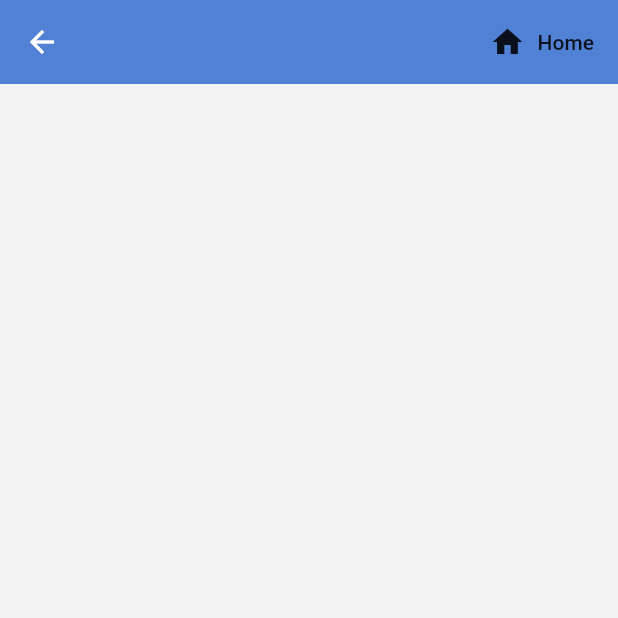
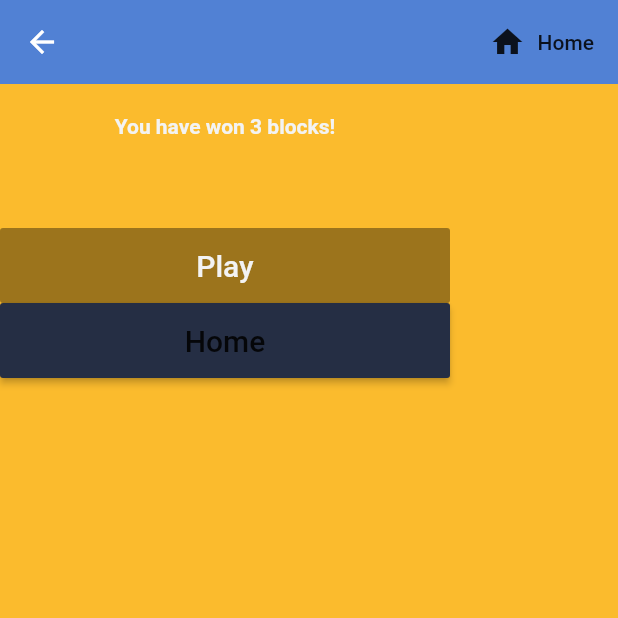
Before and after one commit to simritaj/hp_tetris, a Flutter app: the Verified screen opened directly, on a phone screen of 412 x 824 dp, the top half of it. Run offline on Flutter 3.47's test engine with Material 2 defaults, Android fonts, the phone set to English and light mode, and no system bars; our stand-ins replace cloud_firestore, firebase_auth, firebase_core, image_picker; missing offline and left inert: firebase_ml_vision; accounts and stored records are empty.

Commit message:
verified

```diff
--- a/lib/pages/authenticate/register.dart
+++ b/lib/pages/authenticate/register.dart
@@ -46,7 +46,7 @@ class _RegisterState extends State<Register> {
             children: <Widget>[
               Text(
                 'Register',
-                style: TextStyle(color: Colors.black, fontSize: 34.0, fontWeight: FontWeight.bold),
+                style: TextStyle(color: Color.fromARGB(255, 37, 46, 68), fontSize: 34.0, fontWeight: FontWeight.bold),
               ),
               SizedBox(height: 20.0),
               TextFormField(
--- a/lib/pages/authenticate/sign_in.dart
+++ b/lib/pages/authenticate/sign_in.dart
@@ -52,7 +52,7 @@ class _SignInState extends State<SignIn> {
             children: <Widget>[
               Text(
                 'Sign In',
-                style: TextStyle(color: Colors.black, fontSize: 34.0, fontWeight: FontWeight.bold),
+                style: TextStyle(color: Color.fromARGB(255, 37, 46, 68), fontSize: 34.0, fontWeight: FontWeight.bold),
               ),
               SizedBox(height: 20.0),
               TextFormField(
--- a/lib/pages/linkedpages/leaderboard.dart
+++ b/lib/pages/linkedpages/leaderboard.dart
@@ -30,7 +30,8 @@ class _LeaderBoardState extends State<LeaderBoard> {
             ),
           ],
         ),
-       body: Column(
+       body:
+       Column(
 
       children: [
         SizedBox(height:20),
--- a/lib/pages/linkedpages/verified.dart
+++ b/lib/pages/linkedpages/verified.dart
@@ -1,5 +1,6 @@
 import 'package:flutter/material.dart';
 import 'package:hp_tetris/pages/home/home.dart';
+
 
 class Verified extends StatefulWidget {
   @override
@@ -11,7 +12,7 @@ class _VerifiedState extends State<Verified> {
   Widget build(BuildContext context) {
     return Container(
       child: Scaffold(
-        backgroundColor: Color.fromARGB(255, 243, 243, 243),
+        backgroundColor: Color.fromARGB(255, 251, 187, 45),
         appBar: AppBar(
           //title: Text('Home: Packtris'),
           backgroundColor: Color.fromARGB(255, 81, 129, 212),
@@ -29,10 +30,43 @@ class _VerifiedState extends State<Verified> {
             ),
           ],
         ),
-       body: Column(children: [
+       body: Container(
+
+       child: Column(
+         crossAxisAlignment: CrossAxisAlignment.center,
+
+      children: [
+        SizedBox(height:20),
+        Text('You have won 3 blocks!', style: TextStyle(color: Color.fromARGB(255, 243, 243, 243), fontWeight: FontWeight.bold)),
+       SizedBox(height: 30),
+       //Image.asset('assets/board.png', height: 450,width: 600,),
+       SizedBox(height: 30),
+       SizedBox(
+         height: 50,
+         width: 300,
+         child: RaisedButton(
+           color: Color.fromARGB(255, 37, 46, 68),
+           onPressed: null,
+           child: Text('Play', style: TextStyle(fontSize: 20,
+           color: Color.fromARGB(255, 243, 243, 243)))),
+       ),
+       SizedBox(
+         height: 50,
+         width: 300,
+         child: RaisedButton(
+           color: Color.fromARGB(255, 37, 46, 68),
+           onPressed: (){
+                  Navigator.push(
+                    context,
+                    MaterialPageRoute(builder: (context) => Home()),
+                  );
+                },
+           child: Text('Home', style: TextStyle(fontSize: 20,
+           ))),
+       ),
 
        ],)
-      ),
+      )),
 
     );
   }
```
